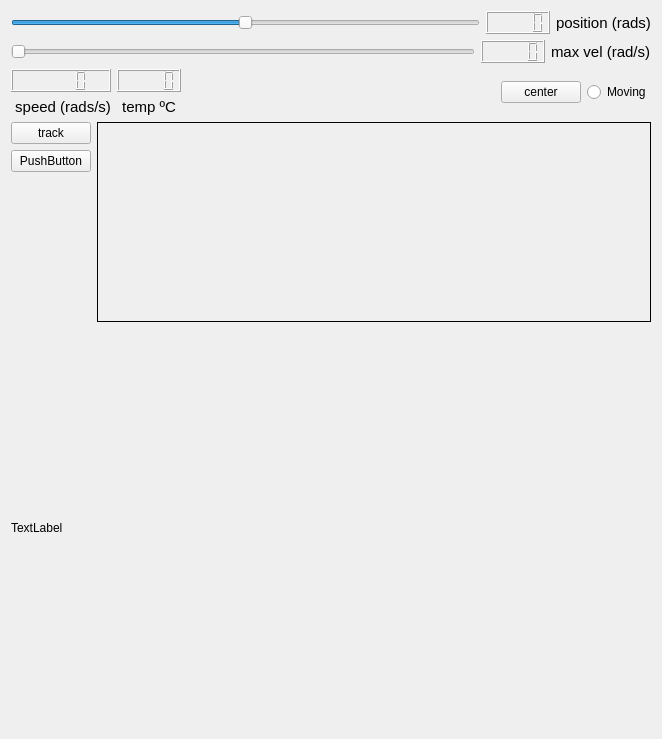
Old version of the form components/hardware/eye/eye_control/src/mainUI.ui in the repository robocomp/robocomp-robolab.
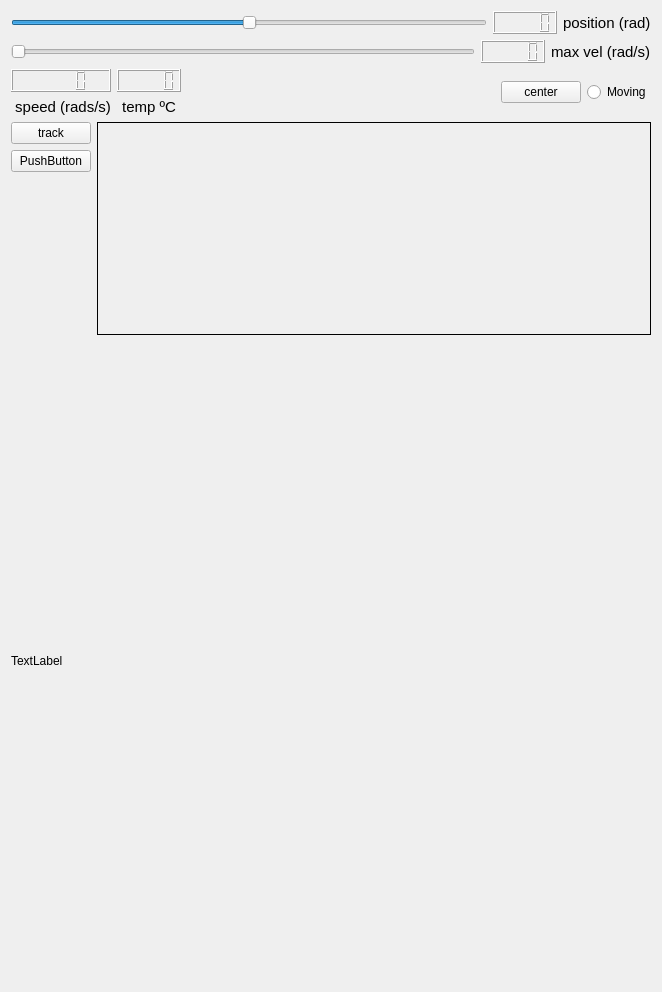
New version of the form.

```diff
--- a/components/hardware/eye/eye_control/src/mainUI.ui
+++ b/components/hardware/eye/eye_control/src/mainUI.ui
@@ -7,7 +7,7 @@
     <x>0</x>
     <y>0</y>
     <width>662</width>
-    <height>681</height>
+    <height>992</height>
    </rect>
   </property>
   <property name="windowTitle">
@@ -28,10 +28,10 @@
               <enum>Qt::LeftToRight</enum>
              </property>
              <property name="minimum">
-              <number>-150</number>
+              <number>-90</number>
              </property>
              <property name="maximum">
-              <number>150</number>
+              <number>90</number>
              </property>
              <property name="orientation">
               <enum>Qt::Horizontal</enum>
@@ -57,7 +57,7 @@
               </font>
              </property>
              <property name="text">
-              <string>position (rads)</string>
+              <string>position (rad)</string>
              </property>
             </widget>
            </item>
@@ -257,8 +257,8 @@
       <widget class="QLabel" name="label_image">
        <property name="minimumSize">
         <size>
-         <width>400</width>
-         <height>400</height>
+         <width>480</width>
+         <height>640</height>
         </size>
        </property>
        <property name="text">
```
